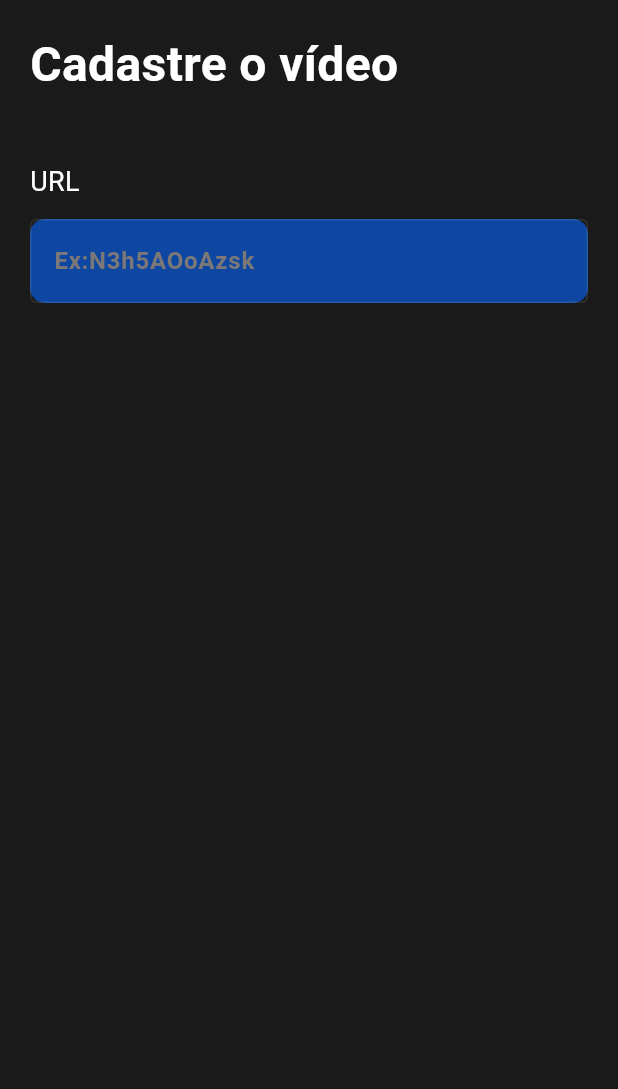
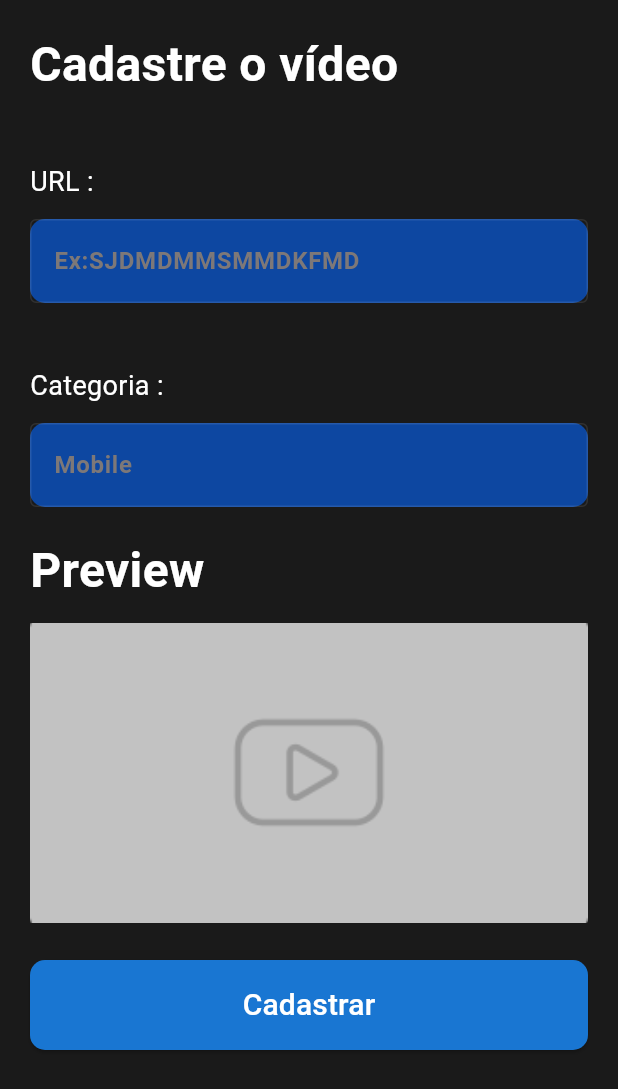
Before and after one commit to calebetadeu/mobflix-alura-challenge, a Flutter app: the screen it shows after launch, on a phone screen of 412 x 824 dp. Shown: the top 1089 px of the screen. Run offline on Flutter 3.47's test engine with Material 2 defaults, Android fonts, the phone set to English and light mode, and no system bars; our stand-ins replace google_fonts; Roboto replaces fonts that are missing (Hind).

Commit message:
Tela de Cadastro

```diff
--- /dev/null
+++ b/lib/components/input.dart
@@ -0,0 +1,38 @@
+import 'package:flutter/material.dart';
+
+class InputCadaster extends StatelessWidget {
+  const InputCadaster({super.key, required this.label, required this.hint});
+  final String label;
+  final String hint;
+
+  @override
+  Widget build(BuildContext context) {
+    return Padding(
+        padding: const EdgeInsets.only(top: 42),
+        child: Column(
+          crossAxisAlignment: CrossAxisAlignment.start,
+          children: [
+            Text(
+              "$label :",
+              style: const TextStyle(color: Colors.white),
+            ),
+            const SizedBox(height: 12.0),
+            Container(
+              decoration: BoxDecoration(
+                color: Colors.blue.shade900,
+                borderRadius: BorderRadius.circular(10.0),
+              ),
+              child: TextField(
+                decoration: InputDecoration(
+                  border: const OutlineInputBorder(),
+                  hintText: hint,
+                  hintStyle: const TextStyle(
+                      color: Color.fromARGB(255, 125, 120, 120),
+                      fontWeight: FontWeight.bold),
+                ),
+              ),
+            ),
+          ],
+        ));
+  }
+}
--- a/lib/components/tag_youtube.dart
+++ b/lib/components/tag_youtube.dart
@@ -4,7 +4,7 @@ class TagYoutube extends StatelessWidget {
   const TagYoutube({super.key, required this.name, required this.color});
 
   final String name;
-  final Color color;
+  final Color? color;
 
   @override
   Widget build(BuildContext context) {
--- a/lib/screens/cadaster_screen.dart
+++ b/lib/screens/cadaster_screen.dart
@@ -1,4 +1,5 @@
 import 'package:flutter/material.dart';
+import 'package:mobflix_alura_challenge/components/input.dart';
 
 class CadasterScreen extends StatelessWidget {
   const CadasterScreen({Key? key}) : super(key: key);
@@ -24,34 +25,60 @@ class CadasterScreen extends StatelessWidget {
                       color: Colors.white,
                       fontWeight: FontWeight.bold),
                 ),
-                Padding(
-                  padding: const EdgeInsets.only(top: 42),
-                  child: Column(
-                    crossAxisAlignment: CrossAxisAlignment.start,
-                    children: [
+                const InputCadaster(
+                  label: "URL",
+                  hint: "Ex:SJDMDMMSMMDKFMD",
+                ),
+                const InputCadaster(
+                  label: "Categoria",
+                  hint: "Mobile",
+                ),
+                const SizedBox(
+                  height: 19,
+                ),
                 const Text(
-                        'URL',
-                        style: TextStyle(color: Colors.white),
+                  "Preview",
+                  style: TextStyle(
+                      fontSize: 32,
+                      color: Colors.white,
+                      fontWeight: FontWeight.bold),
                 ),
-                      const SizedBox(height: 12.0),
-                      Container(
-                        decoration: BoxDecoration(
-                          color: Colors.blue.shade900,
-                          borderRadius: BorderRadius.circular(10.0),
+                const SizedBox(
+                  height: 12,
                 ),
-                        child: const TextField(
-                          decoration: InputDecoration(
-                            border: OutlineInputBorder(),
-                            hintText: 'Ex:N3h5AOoAzsk',
-                            hintStyle: TextStyle(
-                                color: Color.fromARGB(255, 125, 120, 120),
-                                fontWeight: FontWeight.bold),
+                Center(
+                  child: SizedBox(
+                    height: 200,
+                    width: double.infinity,
+                    child: Image.asset(
+                      'images/preview_youtube.png',
+                      fit: BoxFit.cover,
                     ),
                   ),
                 ),
-                    ],
+                const SizedBox(
+                  height: 25,
+                ),
+                Center(
+                  child: SizedBox(
+                    width: MediaQuery.of(context).size.width,
+                    height: 60,
+                    child: ElevatedButton(
+                      onPressed: () {},
+                      style: OutlinedButton.styleFrom(
+                        shape: RoundedRectangleBorder(
+                          borderRadius: BorderRadius.circular(
+                              10), // Define o raio da borda
+                        ),
+                        backgroundColor: Colors.blue.shade700,
+                      ),
+                      child: const Text(
+                        'Cadastrar',
+                        style: TextStyle(fontSize: 20),
                       ),
                     ),
+                  ),
+                )
               ],
             ),
           ),
--- a/lib/screens/home_screen.dart
+++ b/lib/screens/home_screen.dart
@@ -1,7 +1,6 @@
 import 'package:flutter/material.dart';
 import 'package:mobflix_alura_challenge/components/card_youtube_list_vertical.dart';
 import 'package:mobflix_alura_challenge/components/tag_youtube_list_horizontal.dart';
-import 'package:mobflix_alura_challenge/theme/mobflix_theme.dart';
 
 class Home extends StatefulWidget {
   const Home({super.key});
@@ -35,7 +34,7 @@ class _HomeState extends State<Home> {
                 height: 50,
                 child: ElevatedButton(
                   onPressed: () {},
-                  style: MobflixTheme.outlinedButtonStyle(),
+                  style: ElevatedButton.styleFrom(),
                   child: const Text(
                     "Assista agora",
                     style: TextStyle(fontSize: 22),
--- a/pubspec.yaml
+++ b/pubspec.yaml
@@ -63,7 +63,7 @@ flutter:
 
   assets:
   - images/banner.jpeg
-  #   - images/a_dot_ham.jpeg
+  - images/preview_youtube.png
 
   # An image asset can refer to one or more resolution-specific "variants", see
   # https://flutter.dev/assets-and-images/#resolution-aware
```
Also changed, not shown: lib/components/card_youtube_image.dart (added, +50 -0 lines), lib/components/card_youtube_list_vertical.dart (+6 -34 lines), lib/model/card_youtube_model.dart (+2 -7 lines), lib/theme/mobflix_theme.dart (+1 -6 lines), images/preview_youtube.png (added). Lines whose indentation alone changed are shown as unchanged.
